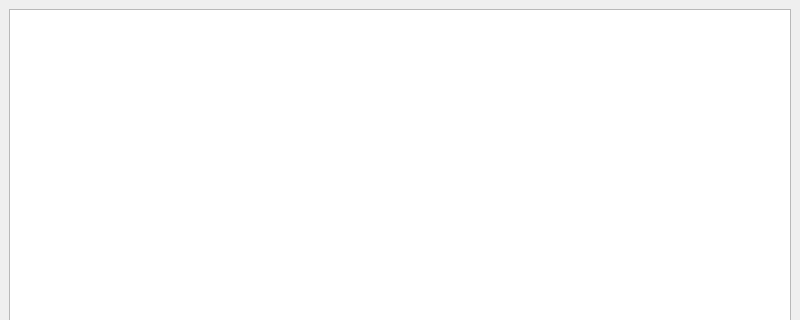
Above: lab1/mainwindow.ui from s0s1h3r/qtcreator before the change; both pictures show x 0 to 800 and y 0 to 320 of the 800 by 600 pixel window. Below: the same form after it.
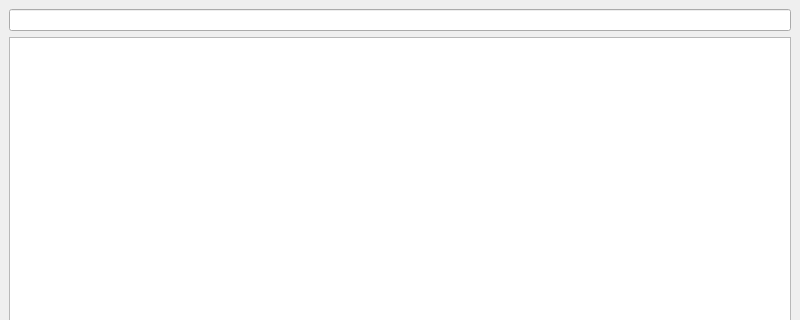
That is the form after the change.

Patch:
```diff
--- a/lab1/mainwindow.ui
+++ b/lab1/mainwindow.ui
@@ -15,6 +15,9 @@
   </property>
   <widget class="QWidget" name="centralwidget">
    <layout class="QVBoxLayout" name="verticalLayout">
+    <item>
+     <widget class="QLineEdit" name="lineEdit_search"/>
+    </item>
     <item>
      <widget class="QTextEdit" name="textEdit"/>
     </item>
```
